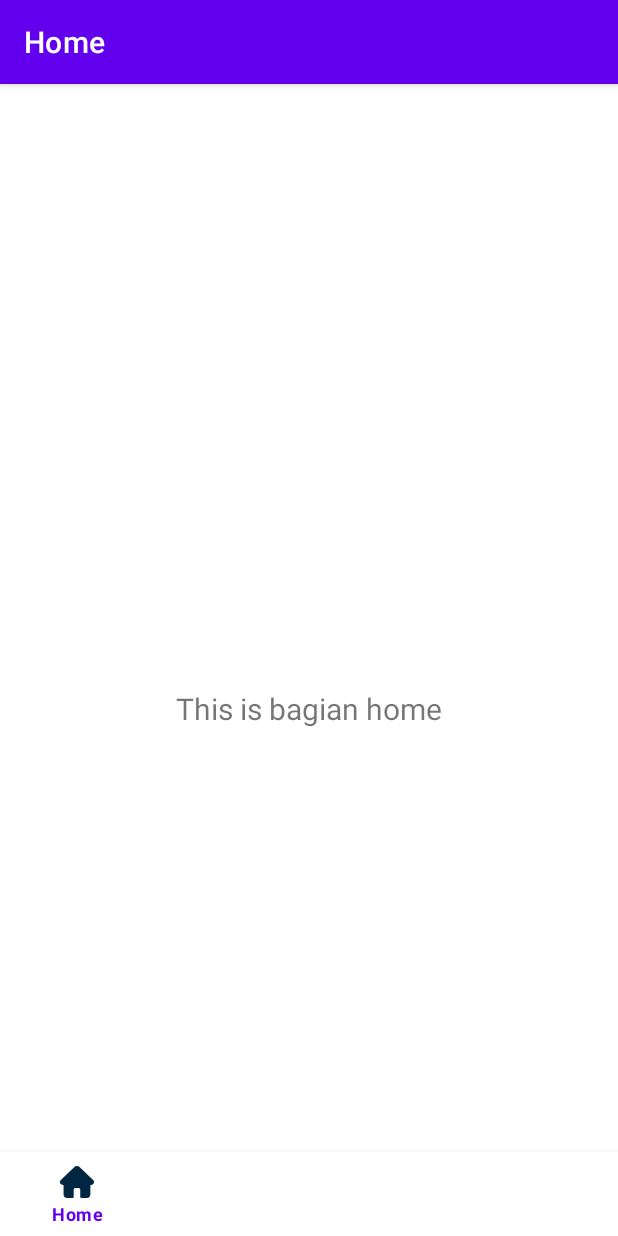
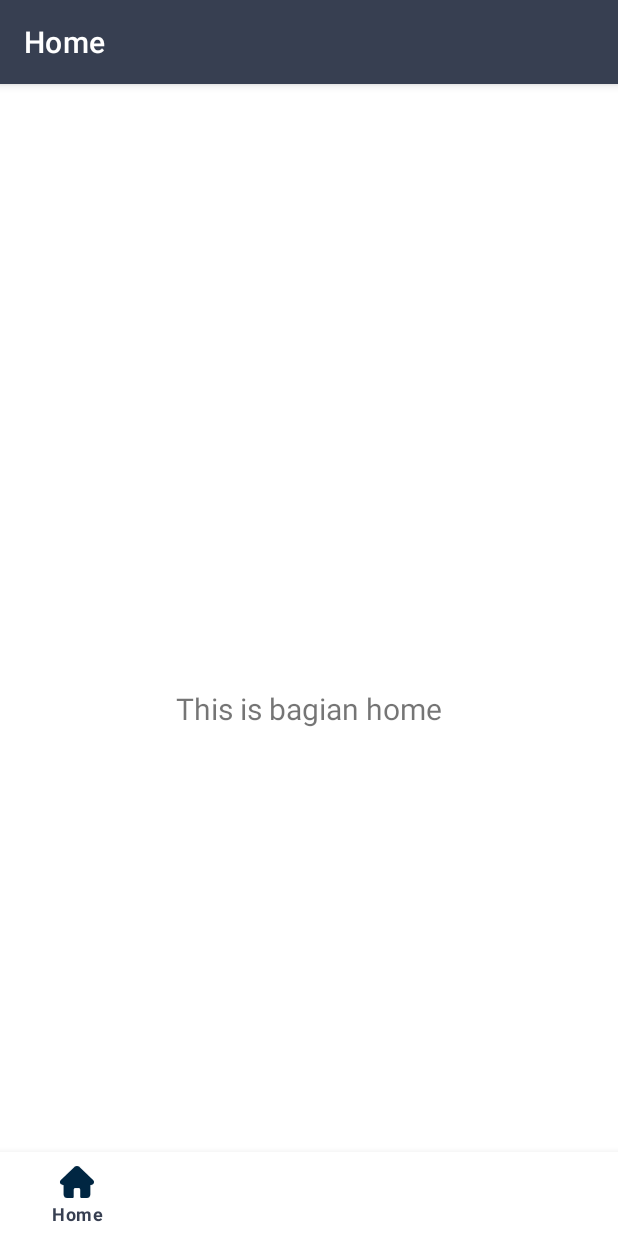
Before and after one commit to hollyyph/barbaApp, an Android app: the screen it shows after launch (MainActivity), on a phone screen of 412 x 824 dp. Run offline under Robolectric (Android 15) with nearby library versions, the phone set to English and light mode, and no system bars; our stand-ins replace navigation-ui.

Commit message:
add color palette

```diff
--- a/app/src/main/res/values/colors.xml
+++ b/app/src/main/res/values/colors.xml
@@ -12,10 +12,13 @@
     <color name="marigold">#FFE5A737</color>
     <color name="gainsboro">#FFE7DADA</color>
     <color name="light_steel_blue">#FFA9BCD0</color>
-    <color name="white">#FFFFFFFF</color>
-    <color name="white">#FFFFFFFF</color>
-    <color name="white">#FFFFFFFF</color>
-    <color name="white">#FFFFFFFF</color>
+    <color name="cadet_blue">#FF58A4B0</color>
+    <color name="prussian_blue">#FF002642</color>
+    <color name="chinese_violet">#FF6E5271</color>
+    <color name="charcoal">#FF373F51</color>
+    <color name="raisin_black">#FF1B1B1E</color>
+    <color name="white_gainsboro">#FFFBF9F9</color>
+    <color name="light_grey">#FFC4C4C4</color>
 
 
 
--- a/app/src/main/res/values/themes.xml
+++ b/app/src/main/res/values/themes.xml
@@ -2,9 +2,9 @@
     <!-- Base application theme. -->
     <style name="Theme.ContohApp" parent="Theme.MaterialComponents.DayNight.DarkActionBar">
         <!-- Primary brand color. -->
-        <item name="colorPrimary">@color/purple_500</item>
-        <item name="colorPrimaryVariant">@color/purple_700</item>
-        <item name="colorOnPrimary">@color/white</item>
+        <item name="colorPrimary">@color/charcoal</item>
+        <item name="colorPrimaryVariant">@color/prussian_blue</item>
+        <item name="colorOnPrimary">@color/white_gainsboro</item>
         <!-- Secondary brand color. -->
         <item name="colorSecondary">@color/teal_200</item>
         <item name="colorSecondaryVariant">@color/teal_700</item>
```
